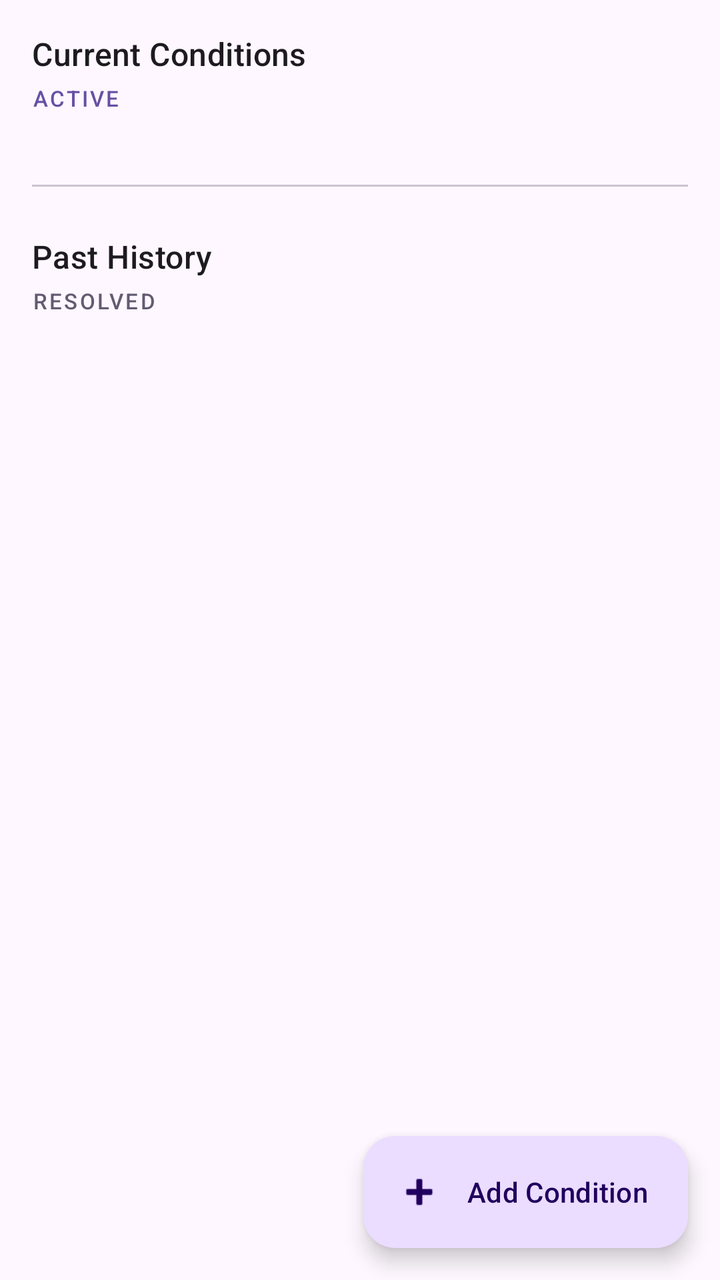
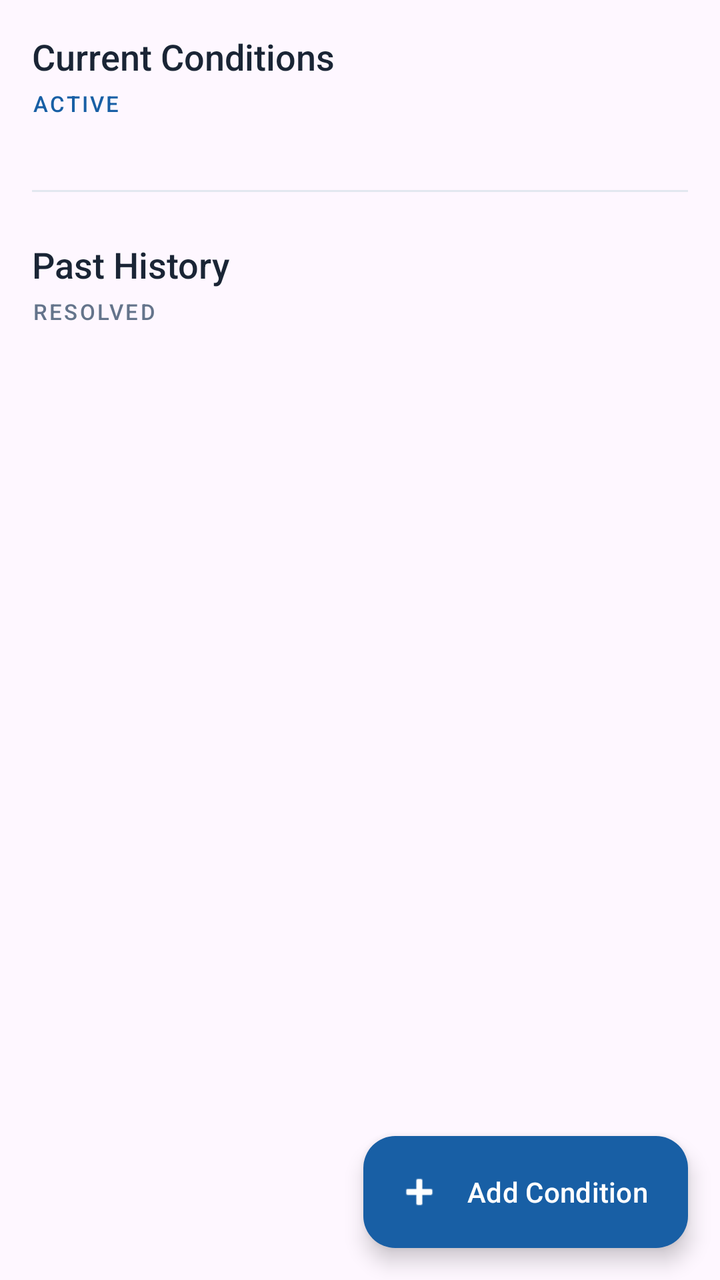

The first picture is an Android layout as it rendered before a commit; the second is the same layout after the commit. The layout source and the unified diff follow.
<!-- AndroidManifest.xml: application theme Theme.Healthcare_app -->
<!-- res/layout/fragment_overview.xml -->
<?xml version="1.0" encoding="utf-8"?>
<androidx.coordinatorlayout.widget.CoordinatorLayout xmlns:android="http://schemas.android.com/apk/res/android"
    xmlns:app="http://schemas.android.com/apk/res-auto"
    android:layout_width="match_parent"
    android:layout_height="match_parent">

    <androidx.core.widget.NestedScrollView
        android:layout_width="match_parent"
        android:layout_height="match_parent">

        <LinearLayout
            android:layout_width="match_parent"
            android:layout_height="wrap_content"
            android:orientation="vertical"
            android:paddingStart="16dp"
            android:paddingEnd="16dp"
            android:paddingTop="16dp"
            android:paddingBottom="96dp">

            
            <TextView
                android:layout_width="match_parent"
                android:layout_height="wrap_content"
                android:text="Current Conditions"
                android:textAppearance="?attr/textAppearanceTitleMedium"
                android:textColor="?attr/colorOnSurface"
                android:layout_marginBottom="4dp" />

            <TextView
                android:layout_width="match_parent"
                android:layout_height="wrap_content"
                android:text="ACTIVE"
                android:textAppearance="?attr/textAppearanceLabelSmall"
                android:textColor="?attr/colorPrimary"
                android:letterSpacing="0.1"
                android:layout_marginBottom="12dp" />

            <androidx.recyclerview.widget.RecyclerView
                android:id="@+id/recyclerViewActiveConditions"
                android:layout_width="match_parent"
                android:layout_height="wrap_content"
                android:layout_marginBottom="24dp"
                android:clipToPadding="false"
                android:nestedScrollingEnabled="false" />

            <com.google.android.material.divider.MaterialDivider
                android:layout_width="match_parent"
                android:layout_height="wrap_content"
                android:layout_marginBottom="24dp"
                app:dividerColor="?attr/colorOutlineVariant" />

            
            <TextView
                android:layout_width="match_parent"
                android:layout_height="wrap_content"
                android:text="Past History"
                android:textAppearance="?attr/textAppearanceTitleMedium"
                android:textColor="?attr/colorOnSurface"
                android:layout_marginBottom="4dp" />

            <TextView
                android:layout_width="match_parent"
                android:layout_height="wrap_content"
                android:text="RESOLVED"
                android:textAppearance="?attr/textAppearanceLabelSmall"
                android:textColor="?attr/colorSecondary"
                android:letterSpacing="0.1"
                android:layout_marginBottom="12dp" />

            <androidx.recyclerview.widget.RecyclerView
                android:id="@+id/recyclerViewPastHistory"
                android:layout_width="match_parent"
                android:layout_height="wrap_content"
                android:clipToPadding="false"
                android:nestedScrollingEnabled="false" />

        </LinearLayout>

    </androidx.core.widget.NestedScrollView>

    <com.google.android.material.floatingactionbutton.ExtendedFloatingActionButton
        android:id="@+id/btnAddConditionTop"
        android:layout_width="wrap_content"
        android:layout_height="wrap_content"
        android:layout_gravity="bottom|end"
        android:layout_margin="16dp"
        android:text="Add Condition"
        app:icon="@android:drawable/ic_input_add" />

</androidx.coordinatorlayout.widget.CoordinatorLayout>
<!-- resources referenced by this layout -->
<resources>
  <style name="Theme.Healthcare_app" parent="Base.Theme.Healthcare_app" />
  <style name="Base.Theme.Healthcare_app" parent="Theme.Material3.DayNight.NoActionBar">
      </style>
</resources>

<!-- the commit's change to res/layout/fragment_overview.xml (unified diff, before → after) -->
@@ -22,16 +22,18 @@
                 android:layout_width="match_parent"
                 android:layout_height="wrap_content"
                 android:text="Current Conditions"
-                android:textAppearance="?attr/textAppearanceTitleMedium"
-                android:textColor="?attr/colorOnSurface"
+                android:textSize="18sp"
+            android:fontFamily="sans-serif-medium"
+                android:textColor="#1A2535"
                 android:layout_marginBottom="4dp" />
 
             <TextView
                 android:layout_width="match_parent"
                 android:layout_height="wrap_content"
                 android:text="ACTIVE"
-                android:textAppearance="?attr/textAppearanceLabelSmall"
-                android:textColor="?attr/colorPrimary"
+                android:textSize="11sp"
+            android:fontFamily="sans-serif-medium"
+                android:textColor="#185FA5"
                 android:letterSpacing="0.1"
                 android:layout_marginBottom="12dp" />
 
@@ -43,27 +45,29 @@
                 android:clipToPadding="false"
                 android:nestedScrollingEnabled="false" />
 
-            <com.google.android.material.divider.MaterialDivider
+            <View
+            android:background="#E2E8F0"
                 android:layout_width="match_parent"
-                android:layout_height="wrap_content"
-                android:layout_marginBottom="24dp"
-                app:dividerColor="?attr/colorOutlineVariant" />
+                android:layout_height="1dp"
+                android:layout_marginBottom="24dp" />
 
             
             <TextView
                 android:layout_width="match_parent"
                 android:layout_height="wrap_content"
                 android:text="Past History"
-                android:textAppearance="?attr/textAppearanceTitleMedium"
-                android:textColor="?attr/colorOnSurface"
+                android:textSize="18sp"
+            android:fontFamily="sans-serif-medium"
+                android:textColor="#1A2535"
                 android:layout_marginBottom="4dp" />
 
             <TextView
                 android:layout_width="match_parent"
                 android:layout_height="wrap_content"
                 android:text="RESOLVED"
-                android:textAppearance="?attr/textAppearanceLabelSmall"
-                android:textColor="?attr/colorSecondary"
+                android:textSize="11sp"
+            android:fontFamily="sans-serif-medium"
+                android:textColor="#64748B"
                 android:letterSpacing="0.1"
                 android:layout_marginBottom="12dp" />
 
@@ -85,6 +89,11 @@
         android:layout_gravity="bottom|end"
         android:layout_margin="16dp"
         android:text="Add Condition"
-        app:icon="@android:drawable/ic_input_add" />
+        app:icon="@android:drawable/ic_input_add" 
+        app:backgroundTint="#185FA5"
+        android:textColor="#FFFFFF"
+        app:iconTint="#FFFFFF"
+        app:elevation="0dp"
+        android:fontFamily="sans-serif-medium" />
 
 </androidx.coordinatorlayout.widget.CoordinatorLayout>
<!-- resource entries referenced after the edit -->
@@ -1,7 +1,32 @@
 <!-- resources referenced by this layout -->
 <resources>
   <style name="Theme.Healthcare_app" parent="Base.Theme.Healthcare_app" />
-  <style name="Base.Theme.Healthcare_app" parent="Theme.Material3.DayNight.NoActionBar">
+  <style name="Base.Theme.Healthcare_app" parent="Theme.Material3.Light.NoActionBar">
+          <item name="bottomSheetDialogTheme">@style/Theme.Healthcare_app.BottomSheetDialog</item>
+      </style>
+  <style name="Theme.Healthcare_app.BottomSheetDialog" parent="ThemeOverlay.Material3.BottomSheetDialog">
+          <item name="android:windowIsFloating">false</item>
+          <item name="android:backgroundDimEnabled">true</item>
+          
+          <item name="colorSurface">#FFFFFF</item>
+          <item name="colorOnSurface">#1A2535</item>
+          <item name="colorOnSurfaceVariant">#64748B</item>
+          <item name="android:colorBackground">#FFFFFF</item>
+          <item name="colorPrimary">#185FA5</item>
+          <item name="colorOnPrimary">#FFFFFF</item>
+          
+          <item name="android:textColorPrimary">#1A2535</item>
+          <item name="android:textColorSecondary">#64748B</item>
+          <item name="android:textColorHint">#64748B</item>
+          
+          <item name="colorControlNormal">#E2E8F0</item>
+          <item name="colorControlActivated">#185FA5</item>
+          
+          <item name="bottomSheetStyle">@style/LightBottomSheetStyle</item>
+      </style>
+  <style name="LightBottomSheetStyle" parent="Widget.Material3.BottomSheet.Modal">
+          <item name="backgroundTint">#FFFFFF</item>
+          <item name="android:elevation">0dp</item>
       </style>
 </resources>
 
